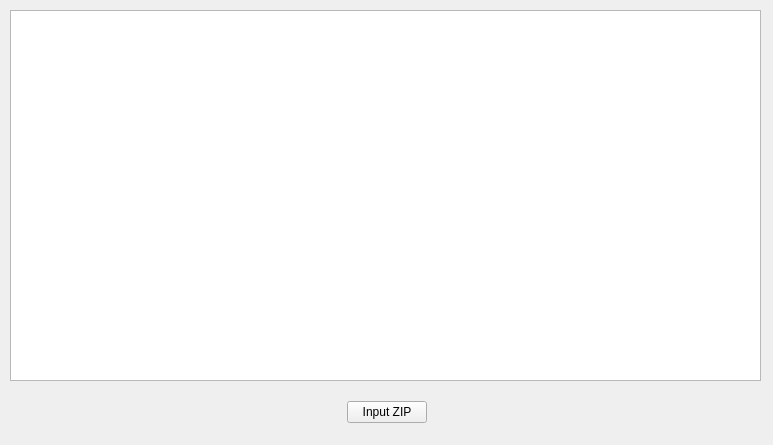
Above: widget.ui from merino22/Zip_Handler before the change. Below: the same form after it.
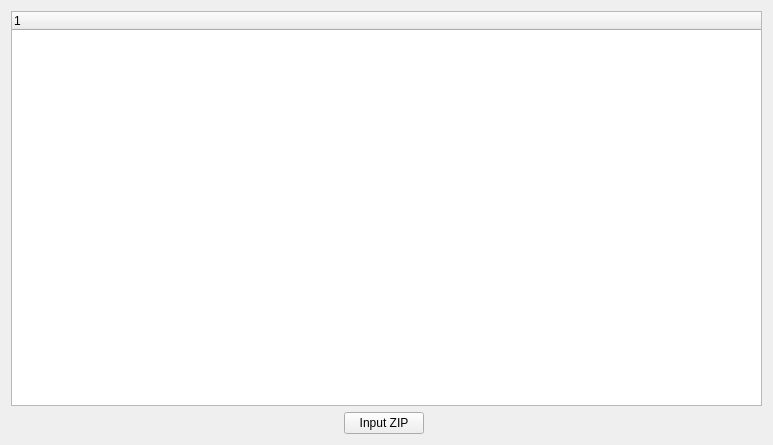
That is the form after the change.

```diff
--- a/widget.ui
+++ b/widget.ui
@@ -13,25 +13,17 @@
   <property name="windowTitle">
    <string>Widget</string>
   </property>
-  <widget class="QTableWidget" name="tableWidget">
-   <property name="geometry">
-    <rect>
-     <x>10</x>
-     <y>10</y>
-     <width>751</width>
-     <height>371</height>
-    </rect>
-   </property>
-  </widget>
-  <widget class="QWidget" name="">
-   <property name="geometry">
-    <rect>
-     <x>10</x>
-     <y>400</y>
-     <width>755</width>
-     <height>25</height>
-    </rect>
-   </property>
+  <layout class="QVBoxLayout" name="verticalLayout">
+   <item>
+    <widget class="QTreeWidget" name="treeWidget">
+     <column>
+      <property name="text">
+       <string notr="true">1</string>
+      </property>
+     </column>
+    </widget>
+   </item>
+   <item>
    <layout class="QHBoxLayout" name="horizontalLayout">
     <item>
      <spacer name="horizontalSpacer">
@@ -67,7 +59,8 @@
      </spacer>
     </item>
    </layout>
-  </widget>
+   </item>
+  </layout>
  </widget>
  <resources/>
  <connections/>
```
Lines whose indentation alone changed are shown as unchanged.
